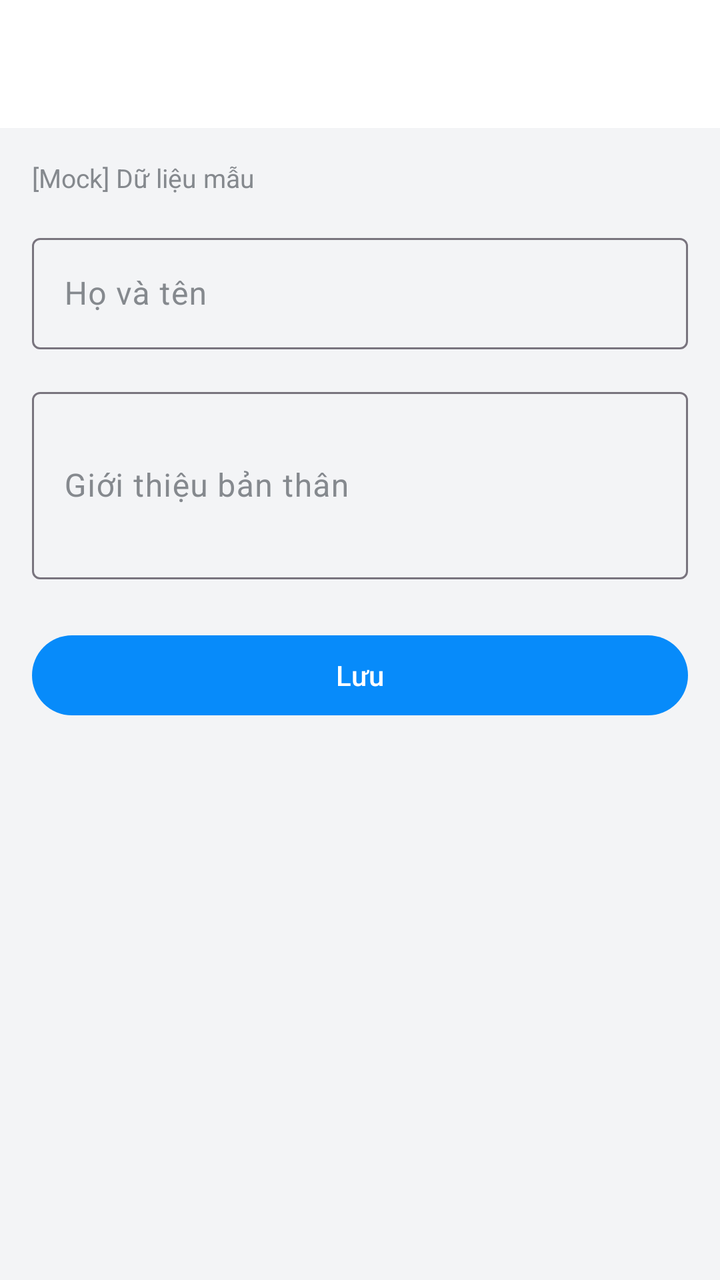
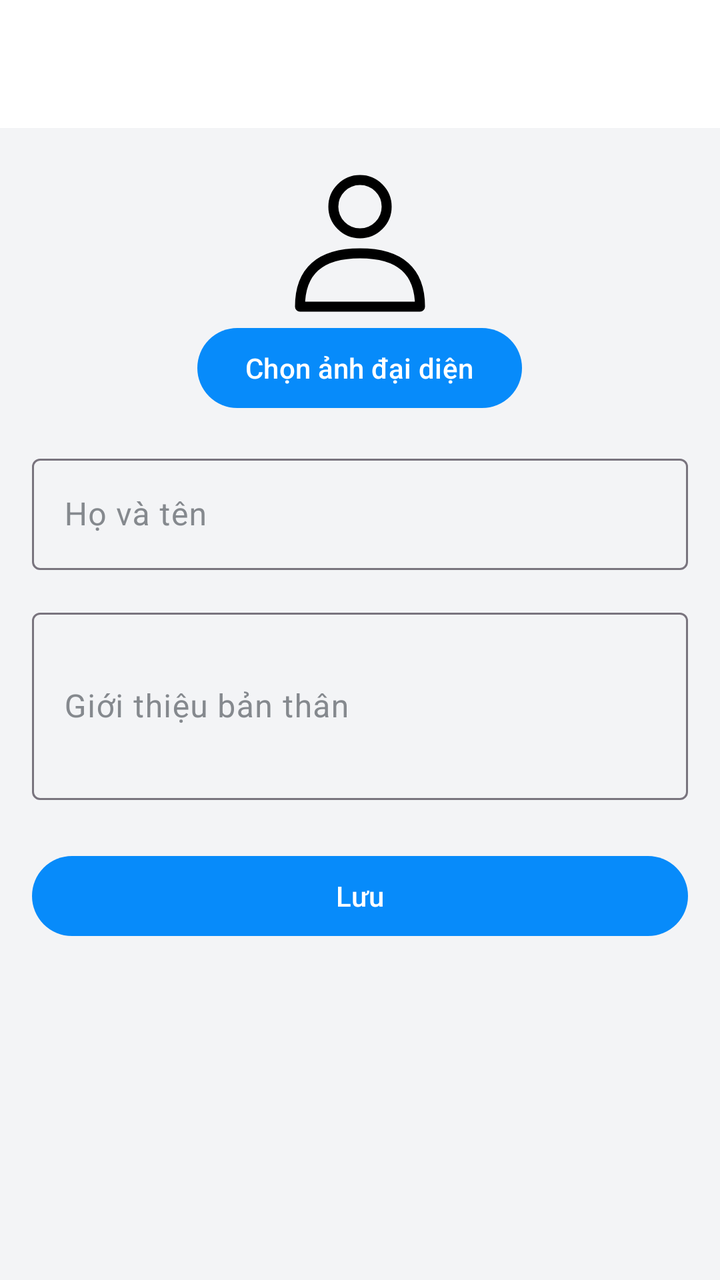

Compare the two renders of this Android layout. The source of the first and the diff that turns it into the second are given below.
<!-- AndroidManifest.xml: application theme Theme.UTEChat -->
<!-- res/layout/activity_profile_edit.xml -->
<?xml version="1.0" encoding="utf-8"?>
<LinearLayout xmlns:android="http://schemas.android.com/apk/res/android" xmlns:app="http://schemas.android.com/apk/res-auto" android:layout_width="match_parent" android:layout_height="match_parent" android:orientation="vertical" android:background="@color/utechat_background">
    <com.google.android.material.appbar.MaterialToolbar android:id="@+id/toolbar" android:layout_width="match_parent" android:layout_height="?attr/actionBarSize" android:background="@color/utechat_surface" app:navigationContentDescription="@string/cd_back" app:titleTextColor="@color/utechat_on_surface" />
    <LinearLayout android:layout_width="match_parent" android:layout_height="wrap_content" android:orientation="vertical" android:padding="@dimen/space_md">
        <TextView android:layout_width="match_parent" android:layout_height="wrap_content" android:text="@string/mock_data_notice" android:textColor="@color/utechat_on_surface_variant" android:textSize="@dimen/text_sm" />
        <com.google.android.material.textfield.TextInputLayout android:layout_width="match_parent" android:layout_height="wrap_content" android:layout_marginTop="@dimen/space_md" android:hint="@string/label_display_name">
            <com.google.android.material.textfield.TextInputEditText android:id="@+id/et_display_name" android:layout_width="match_parent" android:layout_height="wrap_content" android:inputType="textPersonName|textCapWords" />
        </com.google.android.material.textfield.TextInputLayout>
        <com.google.android.material.textfield.TextInputLayout android:layout_width="match_parent" android:layout_height="wrap_content" android:layout_marginTop="@dimen/space_md" android:hint="@string/label_bio">
            <com.google.android.material.textfield.TextInputEditText android:id="@+id/et_bio" android:layout_width="match_parent" android:layout_height="wrap_content" android:inputType="textCapSentences|textMultiLine" android:minLines="3" />
        </com.google.android.material.textfield.TextInputLayout>
        <com.google.android.material.button.MaterialButton android:id="@+id/btn_save" android:layout_width="match_parent" android:layout_height="@dimen/touch_target_min" android:layout_marginTop="@dimen/space_lg" android:text="@string/btn_save" />
    </LinearLayout>
</LinearLayout>
<!-- resources referenced by this layout -->
<resources>
  <color name="utechat_background">#FFF3F4F6</color>
  <color name="utechat_on_surface">#FF16181B</color>
  <color name="utechat_on_surface_variant">#FF85898E</color>
  <color name="utechat_surface">#FFFFFFFF</color>
  <dimen name="space_lg">24dp</dimen>
  <dimen name="space_md">16dp</dimen>
  <dimen name="text_sm">13sp</dimen>
  <dimen name="touch_target_min">48dp</dimen>
  <string name="btn_save">Lưu</string>
  <string name="cd_back">Quay lại</string>
  <string name="label_bio">Giới thiệu bản thân</string>
  <string name="label_display_name">Họ và tên</string>
  <string name="mock_data_notice">[Mock] Dữ liệu mẫu</string>
  <style name="Theme.UTEChat" parent="Base.Theme.UTEChat" />
  <style name="Base.Theme.UTEChat" parent="Theme.Material3.DayNight.NoActionBar">
          
          <item name="colorPrimary">@color/utechat_primary</item>
          <item name="colorPrimaryDark">@color/utechat_primary_dark</item>
          <item name="colorPrimaryVariant">@color/utechat_primary_dark</item>
          <item name="colorOnPrimary">@color/utechat_on_primary</item>
  
          
          <item name="colorSecondary">@color/utechat_secondary</item>
          <item name="colorOnSecondary">@color/utechat_on_secondary</item>
  
          
          <item name="android:colorBackground">@color/utechat_background</item>
          <item name="colorSurface">@color/utechat_surface</item>
          <item name="colorOnSurface">@color/utechat_on_surface</item>
          <item name="colorSurfaceVariant">@color/utechat_surface_variant</item>
          <item name="colorOnSurfaceVariant">@color/utechat_on_surface_variant</item>
  
          
          <item name="colorError">@color/utechat_error</item>
      </style>
  <color name="utechat_primary">#FF078BFA</color>
  <color name="utechat_primary_dark">#FF0788FF</color>
  <color name="utechat_on_primary">#FFFFFFFF</color>
  <color name="utechat_secondary">#FF00B4D8</color>
  <color name="utechat_on_secondary">#FFFFFFFF</color>
  <color name="utechat_surface_variant">#FFF0F1F2</color>
  <color name="utechat_error">#FFDC2626</color>
</resources>

<!-- the commit's change to res/layout/activity_profile_edit.xml (unified diff, before → after) -->
@@ -2,7 +2,12 @@
 <LinearLayout xmlns:android="http://schemas.android.com/apk/res/android" xmlns:app="http://schemas.android.com/apk/res-auto" android:layout_width="match_parent" android:layout_height="match_parent" android:orientation="vertical" android:background="@color/utechat_background">
     <com.google.android.material.appbar.MaterialToolbar android:id="@+id/toolbar" android:layout_width="match_parent" android:layout_height="?attr/actionBarSize" android:background="@color/utechat_surface" app:navigationContentDescription="@string/cd_back" app:titleTextColor="@color/utechat_on_surface" />
     <LinearLayout android:layout_width="match_parent" android:layout_height="wrap_content" android:orientation="vertical" android:padding="@dimen/space_md">
-        <TextView android:layout_width="match_parent" android:layout_height="wrap_content" android:text="@string/mock_data_notice" android:textColor="@color/utechat_on_surface_variant" android:textSize="@dimen/text_sm" />
+        <ImageView android:id="@+id/iv_profile_photo" android:layout_width="80dp" android:layout_height="80dp"
+            android:layout_gravity="center_horizontal" android:src="@drawable/ic_nav_profile"
+            android:scaleType="centerCrop" android:contentDescription="@string/cd_avatar" />
+        <com.google.android.material.button.MaterialButton android:id="@+id/btn_profile_photo"
+            android:layout_width="wrap_content" android:layout_height="wrap_content"
+            android:layout_gravity="center_horizontal" android:text="@string/profile_choose_photo" />
         <com.google.android.material.textfield.TextInputLayout android:layout_width="match_parent" android:layout_height="wrap_content" android:layout_marginTop="@dimen/space_md" android:hint="@string/label_display_name">
             <com.google.android.material.textfield.TextInputEditText android:id="@+id/et_display_name" android:layout_width="match_parent" android:layout_height="wrap_content" android:inputType="textPersonName|textCapWords" />
         </com.google.android.material.textfield.TextInputLayout>
<!-- resource entries referenced after the edit -->
@@ -6,13 +6,25 @@
   <color name="utechat_surface">#FFFFFFFF</color>
   <dimen name="space_lg">24dp</dimen>
   <dimen name="space_md">16dp</dimen>
-  <dimen name="text_sm">13sp</dimen>
   <dimen name="touch_target_min">48dp</dimen>
+  <!-- drawable ic_nav_profile (drawable) -->
+  <vector xmlns:android="http://schemas.android.com/apk/res/android"
+      android:width="24dp"
+      android:height="24dp"
+      android:viewportWidth="24"
+      android:viewportHeight="24"><path
+      android:pathData="M16,7 A4,4 0,1 1,8 7 A4,4 0,1 1,16 7 M3,22 Q3,14 12,14 Q21,14 21,22 Z"
+      android:fillColor="@android:color/transparent"
+      android:strokeColor="#FF000000"
+      android:strokeWidth="1.5"
+      android:strokeLineCap="round"
+      android:strokeLineJoin="round" /></vector>
   <string name="btn_save">Lưu</string>
+  <string name="cd_avatar">Ảnh đại diện</string>
   <string name="cd_back">Quay lại</string>
   <string name="label_bio">Giới thiệu bản thân</string>
   <string name="label_display_name">Họ và tên</string>
-  <string name="mock_data_notice">[Mock] Dữ liệu mẫu</string>
+  <string name="profile_choose_photo">Chọn ảnh đại diện</string>
   <style name="Theme.UTEChat" parent="Base.Theme.UTEChat" />
   <style name="Base.Theme.UTEChat" parent="Theme.Material3.DayNight.NoActionBar">
           
